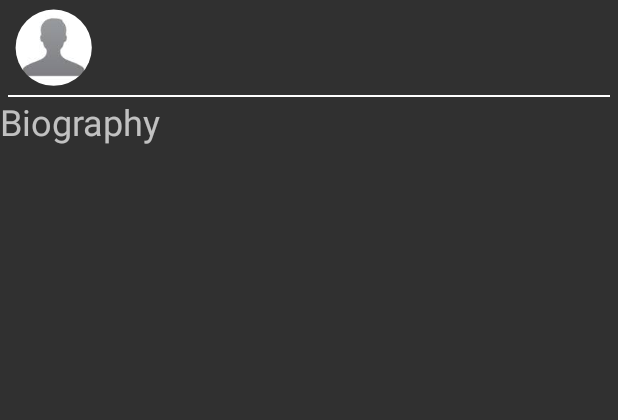
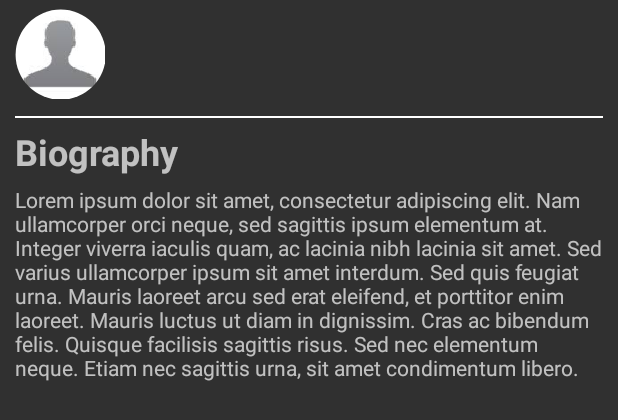
Before and after one commit to juanyanezgc/WhoIsWho, an Android app: the layout fragment_team_member_details.xml on its own in the app's theme, with its tools: preview values and no code run, on a phone screen of 412 x 824 dp. Shown: the top 420 px of the screen. Run offline under Robolectric (Android 15) with nearby library versions, the phone set to English and light mode, and no system bars.

Commit message:
Connected team member biography, design issues

```diff
--- a/WhoIsWhoPrj/src/main/java/com/tab/whoiswho/ui/TeamMemberDetailsFragment.java
+++ b/WhoIsWhoPrj/src/main/java/com/tab/whoiswho/ui/TeamMemberDetailsFragment.java
@@ -26,23 +26,23 @@ public class TeamMemberDetailsFragment extends Fragment {
 
     @Override
     public View onCreateView(LayoutInflater inflater, ViewGroup container, Bundle savedInstanceState) {
-        View view  = inflater.inflate(R.layout.fragment_team_member_details, container, false);
+        View view = inflater.inflate(R.layout.fragment_team_member_details, container, false);
 
         TextView txtName = (TextView) view.findViewById(R.id.txtName);
         TextView txtJobTitle = (TextView) view.findViewById(R.id.txtJobTitle);
+        TextView txtBiography = (TextView) view.findViewById(R.id.txtBiography);
         ImageView imgPhoto = (ImageView) view.findViewById(R.id.imgPhoto);
+
 
         TeamMember teamMember = getArguments().getParcelable(TEAM_MEMBER_KEY);
 
         txtName.setText(teamMember.getName());
         txtJobTitle.setText(teamMember.getJobTitle());
+        txtBiography.setText(teamMember.getBiography());
 
 
         return view;
     }
 
 
-
-
-
 }
--- a/WhoIsWhoPrj/src/main/res/layout/fragment_team_member_details.xml
+++ b/WhoIsWhoPrj/src/main/res/layout/fragment_team_member_details.xml
@@ -2,32 +2,43 @@
 
 
 <LinearLayout xmlns:android="http://schemas.android.com/apk/res/android"
+    xmlns:tools="http://schemas.android.com/tools"
     android:layout_width="match_parent"
     android:layout_height="match_parent"
     android:orientation="vertical">
 
-    <include layout="@layout/row_team_member_list"/>
+    <include layout="@layout/row_team_member_list" />
 
     <View
         android:layout_width="match_parent"
         android:layout_height="1dp"
-        android:layout_marginLeft="5dp"
-        android:layout_marginRight="5dp"
+        android:layout_marginLeft="@dimen/gap_normal"
+        android:layout_marginRight="@dimen/gap_normal"
+        android:layout_marginTop="5dp"
         android:background="@color/divider_color" />
 
     <TextView
         android:layout_width="wrap_content"
         android:layout_height="wrap_content"
+        android:paddingBottom="@dimen/gap_small"
+        android:paddingLeft="@dimen/gap_normal"
+        android:paddingRight="@dimen/gap_normal"
+        android:paddingTop="@dimen/gap_small"
         android:text="@string/details_fragment_biography"
-        android:textSize="24sp" />
+        android:textSize="@dimen/biography_text_size"
+        android:textStyle="bold"/>
 
     <ScrollView
         android:layout_width="match_parent"
         android:layout_height="match_parent">
 
         <TextView
+            android:id="@+id/txtBiography"
             android:layout_width="match_parent"
-            android:layout_height="wrap_content"/>
+            android:layout_height="wrap_content"
+            android:paddingLeft="@dimen/gap_normal"
+            android:paddingRight="@dimen/gap_normal"
+            tools:text="@string/dummy_text_large" />
 
     </ScrollView>
 </LinearLayout>
--- a/WhoIsWhoPrj/src/main/res/layout/row_team_member_list.xml
+++ b/WhoIsWhoPrj/src/main/res/layout/row_team_member_list.xml
@@ -5,16 +5,17 @@
     android:layout_width="match_parent"
     android:layout_height="wrap_content"
     android:orientation="horizontal"
-    android:paddingBottom="@dimen/team_member_row_vertical_padding"
-    android:paddingLeft="@dimen/team_member_row_horizontal_padding"
-    android:paddingRight="@dimen/team_member_row_horizontal_padding"
-    android:paddingTop="@dimen/team_member_row_vertical_padding">
+    android:paddingBottom="@dimen/gap_small"
+    android:paddingLeft="@dimen/gap_normal"
+    android:paddingRight="@dimen/gap_normal"
+    android:paddingTop="@dimen/gap_small">
 
 
     <com.tab.whoiswho.ui.RoundedImageView
         android:id="@+id/imgPhoto"
-        android:layout_width="wrap_content"
-        android:layout_height="wrap_content"
+        android:layout_width="@dimen/photo_size"
+        android:layout_height="@dimen/photo_size"
+        android:adjustViewBounds="true"
         android:layout_gravity="center_vertical"
         android:layout_marginRight="@dimen/team_member_row_image_margin"
         android:src="@drawable/photo_placeholder" />
@@ -35,7 +36,8 @@
             android:id="@+id/txtJobTitle"
             android:layout_width="wrap_content"
             android:layout_height="wrap_content"
-            tools:text="@string/dummy_text" />
+            tools:text="@string/dummy_text"
+            android:textStyle="bold"/>
     </LinearLayout>
 
 </LinearLayout>
--- a/WhoIsWhoPrj/src/main/res/values/dimens.xml
+++ b/WhoIsWhoPrj/src/main/res/values/dimens.xml
@@ -1,5 +1,7 @@
 <resources>
-    <dimen name="team_member_row_horizontal_padding">10dp</dimen>
-    <dimen name="team_member_row_vertical_padding">6dp</dimen>
-    <dimen name="team_member_row_image_margin">10dp</dimen>
+    <dimen name="gap_normal">10dp</dimen>
+    <dimen name="gap_small">6dp</dimen>
+    <dimen name="team_member_row_image_margin">15dp</dimen>
+    <dimen name="biography_text_size">24sp</dimen>
+    <dimen name="photo_size">60dp</dimen>
 </resources>
--- a/WhoIsWhoPrj/src/main/res/values/strings.xml
+++ b/WhoIsWhoPrj/src/main/res/values/strings.xml
@@ -4,6 +4,7 @@
     <string name="app_name">Who\'s Who</string>
     <string name="title_activity_who_is_who">@string/app_name</string>
     <string name="dummy_text">Lorem ipsum dolor sit amet</string>
+    <string name="dummy_text_large">Lorem ipsum dolor sit amet, consectetur adipiscing elit. Nam ullamcorper orci neque, sed sagittis ipsum elementum at. Integer viverra iaculis quam, ac lacinia nibh lacinia sit amet. Sed varius ullamcorper ipsum sit amet interdum. Sed quis feugiat urna. Mauris laoreet arcu sed erat eleifend, et porttitor enim laoreet. Mauris luctus ut diam in dignissim. Cras ac bibendum felis. Quisque facilisis sagittis risus. Sed nec elementum neque. Etiam nec sagittis urna, sit amet condimentum libero.</string>
     <string name="details_fragment_biography">Biography</string>
 
 </resources>
```
